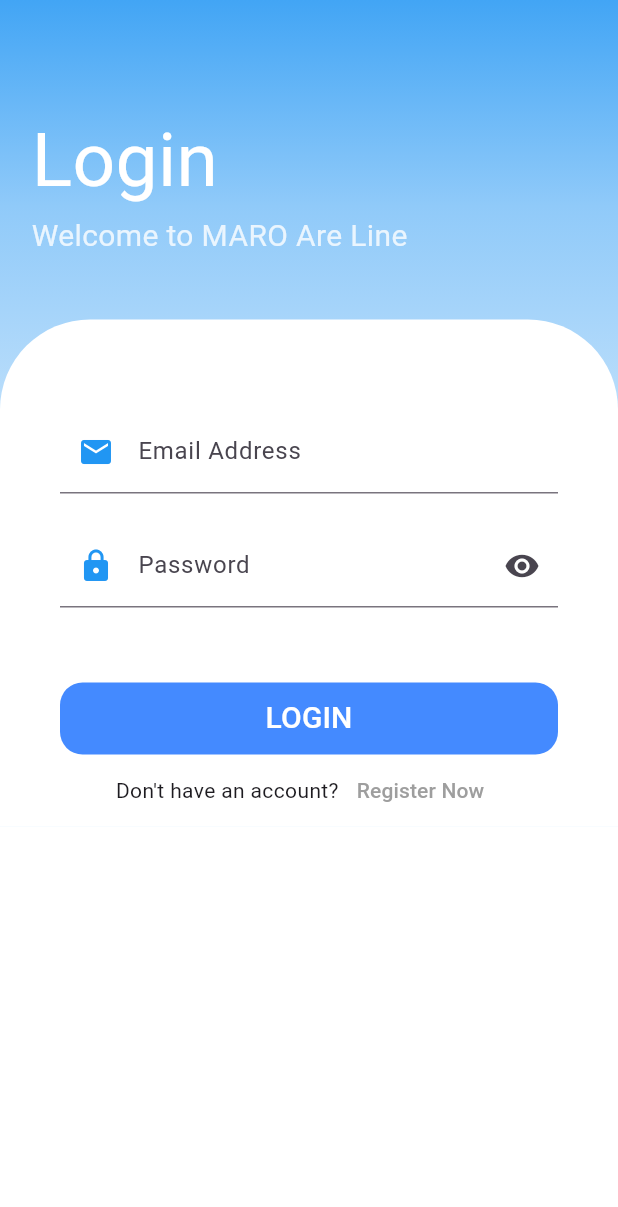
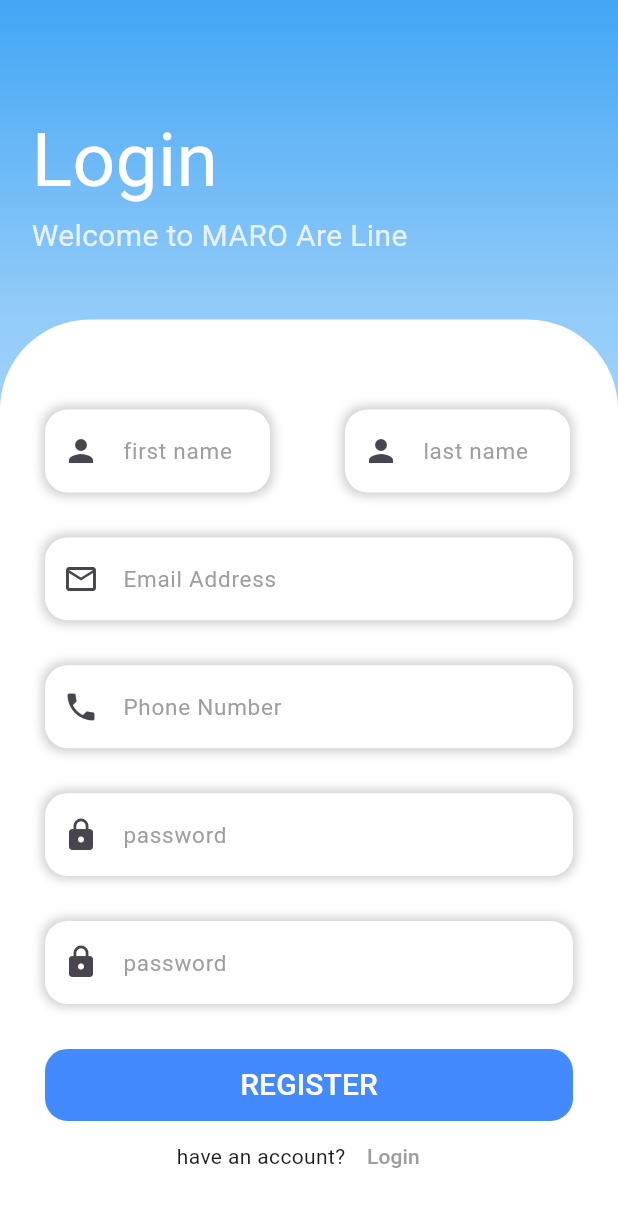
Before and after one commit to xmaherr/air_plane_mobile_app, a Flutter app: the screen it shows after launch, on a phone screen of 412 x 824 dp. Shown: the top 1207 px of the screen. Run offline on Flutter 3.47's test engine with Material 3 defaults, Android fonts, the phone set to English and light mode, and no system bars; accounts and stored records are empty.

Commit message:
Bulid Register Screen- link screens- build user model now you can login and register :)

```diff
--- /dev/null
+++ b/lib/layout/register_screen_layout.dart
@@ -0,0 +1,392 @@
+import 'package:air_plane/DB/db.dart';
+import 'package:air_plane/layout/login_page_layout.dart';
+import 'package:flutter/material.dart';
+
+import '../models/user.dart';
+import '../shared/components/components.dart';
+
+class RegisterScreenLayout extends StatefulWidget {
+  const RegisterScreenLayout({super.key});
+
+  @override
+  State<RegisterScreenLayout> createState() => _RegisterScreenLayoutState();
+}
+
+class _RegisterScreenLayoutState extends State<RegisterScreenLayout> {
+  var emailController = TextEditingController();
+
+  var passwordController = TextEditingController();
+
+  var passwordController2 = TextEditingController();
+
+  var phoneNumberController = TextEditingController();
+
+  var firstNameController = TextEditingController();
+
+  var lastNameController = TextEditingController();
+
+  var formKey = GlobalKey<FormState>();
+
+  bool isPassword = true;
+
+  @override
+  Widget build(BuildContext context) {
+    return Scaffold(
+      body: Scaffold(
+        backgroundColor: Colors.white,
+        body: Container(
+          decoration: BoxDecoration(
+            gradient: LinearGradient(
+              begin: Alignment.topCenter,
+              end: Alignment.bottomCenter,
+              colors: [
+                Colors.blue[400] ?? Colors.white,
+                Colors.blue[200] ?? Colors.white,
+                Colors.blue[100] ?? Colors.white,
+                Colors.blue[100] ?? Colors.white,
+                Colors.blue[50] ?? Colors.white,
+              ],
+            ),
+          ),
+          child: SingleChildScrollView(
+            child: Column(
+              crossAxisAlignment: CrossAxisAlignment.start,
+              children: [
+                const SizedBox(
+                  height: 50,
+                ),
+                Padding(
+                  padding: const EdgeInsets.all(21.0),
+                  child: Column(
+                    crossAxisAlignment: CrossAxisAlignment.start,
+                    children: [
+                      const Text(
+                        'Login',
+                        style: TextStyle(
+                          fontSize: 50,
+                          color: Colors.white,
+                        ),
+                      ),
+                      Text(
+                        'Welcome to MARO Are Line',
+                        style: TextStyle(
+                          fontSize: 20,
+                          color: Colors.white.withOpacity(0.8),
+                        ),
+                      ),
+                    ],
+                  ),
+                ),
+                const SizedBox(
+                  height: 20,
+                ),
+                Container(
+                  decoration: const BoxDecoration(
+                    color: Colors.white,
+                    borderRadius: BorderRadius.only(
+                      topLeft: Radius.circular(60),
+                      topRight: Radius.circular(60),
+                    ),
+                  ),
+                  width: double.infinity,
+                  child: Padding(
+                    padding:
+                        const EdgeInsets.only(top: 60, left: 30, right: 30),
+                    child: Form(
+                      key: formKey,
+                      child: Column(
+                        children: [
+                          Row(
+                            children: [
+                              Container(
+                                decoration: BoxDecoration(
+                                  color: Colors.white,
+                                  borderRadius: BorderRadius.circular(15),
+                                  boxShadow: [
+                                    BoxShadow(
+                                      color: Colors.grey
+                                          .withOpacity(0.5), // Shadow color
+                                      spreadRadius: 2, // Spread radius
+                                      blurRadius: 5, // Blur radius
+                                      offset: const Offset(0, 0), // Offset
+                                    ),
+                                  ],
+                                ),
+                                width: 150,
+                                child: TextFormField(
+                                  controller: firstNameController,
+                                  keyboardType: TextInputType.name,
+                                  onFieldSubmitted: (value) {},
+                                  decoration: const InputDecoration(
+                                      labelText: 'first name',
+                                      labelStyle: TextStyle(
+                                        color: Colors.grey,
+                                        fontSize: 15,
+                                      ),
+                                      border: InputBorder.none,
+                                      prefixIcon: Icon(Icons.person)),
+                                  validator: (value) {
+                                    if (value!.isEmpty) {
+                                      return 'first name is required';
+                                    }
+                                    return null;
+                                  },
+                                ),
+                              ),
+                              const SizedBox(
+                                width: 50.0,
+                              ),
+                              Container(
+                                decoration: BoxDecoration(
+                                  color: Colors.white,
+                                  borderRadius: BorderRadius.circular(15),
+                                  boxShadow: [
+                                    BoxShadow(
+                                      color: Colors.grey
+                                          .withOpacity(0.5), // Shadow color
+                                      spreadRadius: 2, // Spread radius
+                                      blurRadius: 5, // Blur radius
+                                      offset: const Offset(0, 0), // Offset
+                                    ),
+                                  ],
+                                ),
+                                width: 150,
+                                child: TextFormField(
+                                  controller: lastNameController,
+                                  keyboardType: TextInputType.name,
+                                  onFieldSubmitted: (value) {},
+                                  decoration: const InputDecoration(
+                                      labelText: 'last name',
+                                      labelStyle: TextStyle(
+                                        color: Colors.grey,
+                                        fontSize: 15,
+                                      ),
+                                      border: InputBorder.none,
+                                      prefixIcon: Icon(Icons.person)),
+                                  validator: (value) {
+                                    if (value!.isEmpty) {
+                                      return 'last name is required';
+                                    }
+                                    return null;
+                                  },
+                                ),
+                              ),
+                            ],
+                          ),
+                          const SizedBox(
+                            height: 30,
+                          ),
+                          Container(
+                            decoration: BoxDecoration(
+                              color: Colors.white,
+                              borderRadius: BorderRadius.circular(15),
+                              boxShadow: [
+                                BoxShadow(
+                                  color: Colors.grey
+                                      .withOpacity(0.5), // Shadow color
+                                  spreadRadius: 2, // Spread radius
+                                  blurRadius: 5, // Blur radius
+                                  offset: const Offset(0, 0), // Offset
+                                ),
+                              ],
+                            ),
+                            child: TextFormField(
+                              controller: emailController,
+                              keyboardType: TextInputType.emailAddress,
+                              onFieldSubmitted: (value) {},
+                              decoration: const InputDecoration(
+                                  labelText: 'Email Address',
+                                  labelStyle: TextStyle(
+                                    color: Colors.grey,
+                                    fontSize: 15,
+                                  ),
+                                  border: InputBorder.none,
+                                  prefixIcon: Icon(Icons.email_outlined)),
+                              validator: (value) {
+                                if (value!.isEmpty) {
+                                  return 'Email Address is required';
+                                } else if (!isEmailAddressValid(value)) {
+                                  return 'this email is used';
+                                }
+                                return null;
+                              },
+                            ),
+                          ),
+                          const SizedBox(
+                            height: 30,
+                          ),
+                          Container(
+                            decoration: BoxDecoration(
+                              color: Colors.white,
+                              borderRadius: BorderRadius.circular(15),
+                              boxShadow: [
+                                BoxShadow(
+                                  color: Colors.grey
+                                      .withOpacity(0.5), // Shadow color
+                                  spreadRadius: 2, // Spread radius
+                                  blurRadius: 5, // Blur radius
+                                  offset: const Offset(0, 0), // Offset
+                                ),
+                              ],
+                            ),
+                            child: TextFormField(
+                              controller: phoneNumberController,
+                              keyboardType: TextInputType.phone,
+                              onFieldSubmitted: (value) {},
+                              decoration: const InputDecoration(
+                                  labelText: 'Phone Number',
+                                  labelStyle: TextStyle(
+                                    color: Colors.grey,
+                                    fontSize: 15,
+                                  ),
+                                  border: InputBorder.none,
+                                  prefixIcon: Icon(Icons.phone)),
+                              validator: (value) {
+                                if (value!.isEmpty) {
+                                  return 'Phone is required';
+                                } else if (!isPhoneNumberValid(value)) {
+                                  return 'this phone number used';
+                                }
+                                return null;
+                              },
+                            ),
+                          ),
+                          const SizedBox(
+                            height: 30,
+                          ),
+                          Container(
+                            decoration: BoxDecoration(
+                              color: Colors.white,
+                              borderRadius: BorderRadius.circular(15),
+                              boxShadow: [
+                                BoxShadow(
+                                  color: Colors.grey
+                                      .withOpacity(0.5), // Shadow color
+                                  spreadRadius: 2, // Spread radius
+                                  blurRadius: 5, // Blur radius
+                                  offset: const Offset(0, 0), // Offset
+                                ),
+                              ],
+                            ),
+                            child: TextFormField(
+                              keyboardType: TextInputType.text,
+                              controller: passwordController,
+                              onFieldSubmitted: (value) {},
+                              decoration: const InputDecoration(
+                                  labelText: 'password',
+                                  labelStyle: TextStyle(
+                                    color: Colors.grey,
+                                    fontSize: 15,
+                                  ),
+                                  border: InputBorder.none,
+                                  prefixIcon: Icon(Icons.lock)),
+                              validator: (value) {
+                                if (value!.isEmpty) {
+                                  return 'pasword is required';
+                                } else if (value != passwordController.text) {
+                                  return "Passwords do not match";
+                                }
+                                return null;
+                              },
+                            ),
+                          ),
+                          const SizedBox(
+                            height: 30,
+                          ),
+                          Container(
+                            decoration: BoxDecoration(
+                              color: Colors.white,
+                              borderRadius: BorderRadius.circular(15),
+                              boxShadow: [
+                                BoxShadow(
+                                  color: Colors.grey
+                                      .withOpacity(0.5), // Shadow color
+                                  spreadRadius: 2, // Spread radius
+                                  blurRadius: 5, // Blur radius
+                                  offset: const Offset(0, 0), // Offset
+                                ),
+                              ],
+                            ),
+                            child: TextFormField(
+                              controller: passwordController2,
+                              keyboardType: TextInputType.text,
+                              onFieldSubmitted: (value) {},
+                              decoration: const InputDecoration(
+                                  labelText: 'password',
+                                  labelStyle: TextStyle(
+                                    color: Colors.grey,
+                                    fontSize: 15,
+                                  ),
+                                  border: InputBorder.none,
+                                  prefixIcon: Icon(Icons.lock)),
+                              validator: (value) {
+                                if (value!.isEmpty) {
+                                  return 'Enter password again';
+                                } else if (value != passwordController2.text) {
+                                  return 'Passwords do not match';
+                                }
+                                return null;
+                              },
+                            ),
+                          ),
+                          const SizedBox(
+                            height: 30,
+                          ),
+                          defultButton(
+                            function: () {
+                              if (formKey.currentState!.validate()) {
+                                addUser(User(
+                                  firstNameController.text,
+                                  lastNameController.text,
+                                  emailController.text,
+                                  phoneNumberController.text,
+                                  passwordController.text,
+                                ));
+                                Navigator.push(
+                                  context,
+                                  MaterialPageRoute(
+                                    builder: (context) =>
+                                    const LoginScreenLayout(),
+                                  ),
+                                );
+                              }
+                            },
+                            text: 'Register',
+                            radius: 15,
+                            textSize: 20,
+                          ),
+                          Row(
+                            mainAxisAlignment: MainAxisAlignment.center,
+                            children: [
+                              const Text('have an account?'),
+                              TextButton(
+                                onPressed: () {
+                                  // Navigate to the register screen
+                                  Navigator.push(
+                                    context,
+                                    MaterialPageRoute(
+                                      builder: (context) =>
+                                          const LoginScreenLayout(),
+                                    ),
+                                  );
+                                },
+                                child: const Text(
+                                  'Login',
+                                  style: TextStyle(color: Colors.grey),
+                                ),
+                              ),
+                            ],
+                          ),
+                        ],
+                      ),
+                    ),
+                  ),
+                ),
+              ],
+            ),
+          ),
+        ),
+      ),
+    );
+  }
+}
--- a/lib/main.dart
+++ b/lib/main.dart
@@ -1,6 +1,6 @@
 import 'package:flutter/material.dart';
 
-import 'layout/login_page_layout.dart';
+import 'layout/register_screen_layout.dart';
 
 void main() {
   runApp(const MyApp());
@@ -14,7 +14,7 @@ class MyApp extends StatelessWidget {
   Widget build(BuildContext context) {
     return const MaterialApp(
       debugShowCheckedModeBanner: false,
-      home: LoginPageLayout(),
+      home: RegisterScreenLayout(),
     );
   }
 }
--- /dev/null
+++ b/lib/models/user.dart
@@ -0,0 +1,49 @@
+class User{
+  String _firstName;
+  String _lastName;
+  String _emailAddress;
+  String _phoneNumber;
+  String _password;
+
+  User(
+      this._firstName,
+      this._lastName,
+      this._emailAddress,
+      this._phoneNumber,
+      this._password,
+      );
+  // ignore: unnecessary_getters_setters
+  String get password => _password;
+
+  set password(String value) {
+    _password = value;
+  }
+
+  // ignore: unnecessary_getters_setters
+  String get phoneNumber => _phoneNumber;
+
+  set phoneNumber(String value) {
+    _phoneNumber = value;
+  }
+
+  // ignore: unnecessary_getters_setters
+  String get emailAddress => _emailAddress;
+
+  set emailAddress(String value) {
+    _emailAddress = value;
+  }
+
+  // ignore: unnecessary_getters_setters
+  String get lastName => _lastName;
+
+  set lastName(String value) {
+    _lastName = value;
+  }
+
+  // ignore: unnecessary_getters_setters
+  String get firstName => _firstName;
+
+  set firstName(String value) {
+    _firstName = value;
+  }
+}
--- a/lib/shared/components/components.dart
+++ b/lib/shared/components/components.dart
@@ -32,12 +32,13 @@ Widget defultFormField({
   required String? Function(String?)  validator,
   // ignore: use_function_type_syntax_for_parameters
   Function()  onSubmitted(value)?,
-  required IconData prefix,
+  IconData? prefix,
   String? label,
   IconButton? suffex,
   bool outLineBorder =false,
   bool isPassword =false,
   Color prefixIconColor =Colors.white,
+  bool centerText =false,
 })=>TextFormField(
       controller: controller,
       keyboardType: type,
@@ -52,4 +53,5 @@ Widget defultFormField({
       ),
       validator:validator,
       obscureText: isPassword,
+      textAlign:centerText? TextAlign.center: TextAlign.start,
   );
```
Also changed, not shown: lib/DB/db.dart (added, +39 -0 lines), lib/layout/home_layout.dart (added, +36 -0 lines), lib/layout/login_page_layout.dart (+39 -23 lines).
